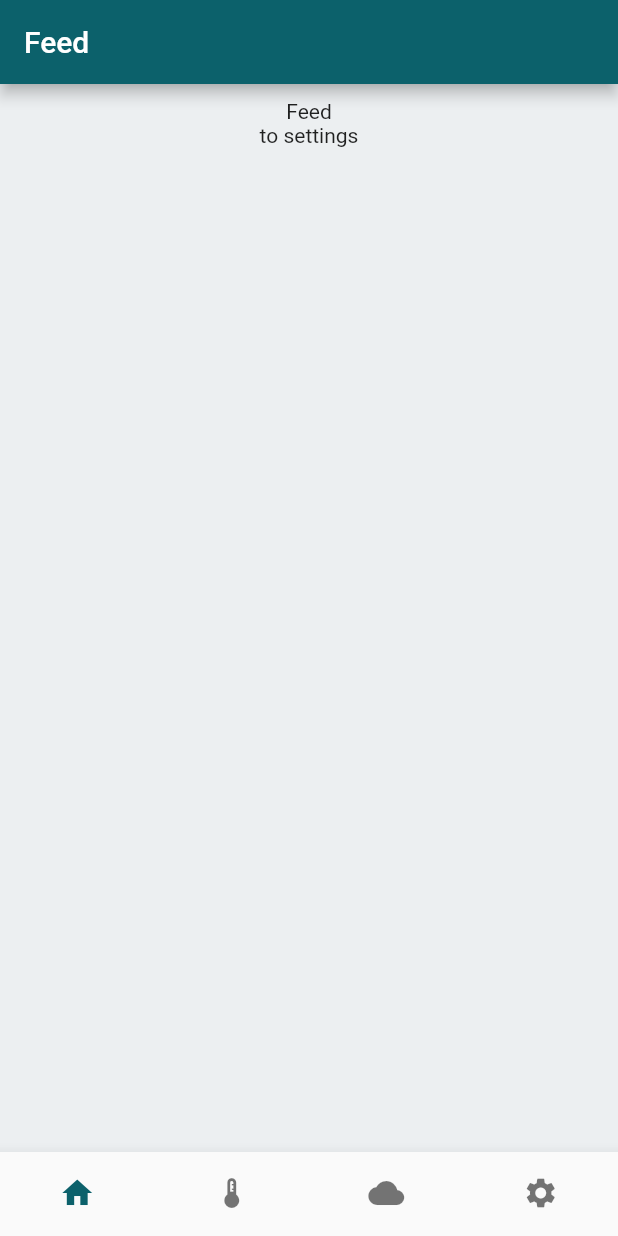
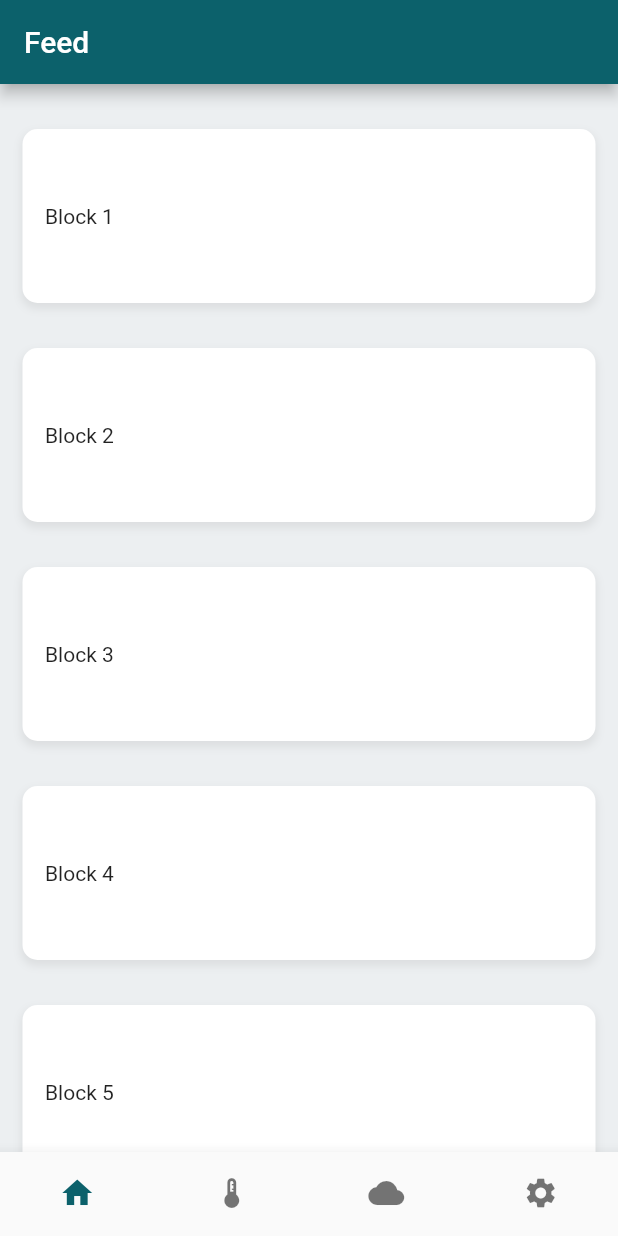
Before and after one commit to yodainferno/kilo_iot, a Flutter app: the screen it shows after launch, on a phone screen of 412 x 824 dp. Run offline on Flutter 3.47's test engine with Material 2 defaults, Android fonts, the phone set to English and light mode, and no system bars.

Commit message:
feat: scaffolds for feed, brokers

```diff
--- a/lib/presentation/pages/brokers/brokers_add_page.dart
+++ b/lib/presentation/pages/brokers/brokers_add_page.dart
@@ -34,7 +34,7 @@ class BrokersAddPageState extends State<BrokersAddPage> {
       appBar: AppBar(
         title: const Text('New Broker'),
       ),
-      body: Padding(
+      body: SingleChildScrollView(
         padding: const EdgeInsets.symmetric(vertical: 30.0, horizontal: 15.0),
         child: Column(
           children: [
--- a/lib/presentation/pages/feed/feed_page.dart
+++ b/lib/presentation/pages/feed/feed_page.dart
@@ -12,25 +12,31 @@ class FeedPage extends StatelessWidget {
   }
 
   Widget buildBody(BuildContext context) {
-    return Center(
-      child: Padding(
-        padding: const EdgeInsets.symmetric(horizontal: 10.0),
-        child: Column(children: <Widget>[
-          const SizedBox(height: 10),
-          const Text('Feed'),
-          GestureDetector(
-            child: const Text('to settings'),
-            onTap: () {
-              final navigationStore = Provider.of<NavigationStore>(context, listen: false);
-              navigationStore.page = 'settings';
-            },
-          ),
-          const SizedBox(height: 20),
-          Consumer<NavigationStore>(
-            builder: (context, navigationStore, _) =>Text(navigationStore.page)
-          )
-        ]),
-      ),
+    return SingleChildScrollView(
+        padding: const EdgeInsets.symmetric(vertical: 30.0, horizontal: 15.0),
+        child: Column(
+          children: List.generate(10, (index) {
+            return Container(
+              width: double.infinity,
+
+              decoration: BoxDecoration(
+                color: Colors.white,
+                borderRadius: BorderRadius.all(Radius.circular(10.0)),
+                boxShadow: [
+                  BoxShadow(
+                    color: Colors.grey.withOpacity(0.2),
+                    spreadRadius: 1,
+                    blurRadius: 4,
+                    offset: Offset(0, 3), // changes position of shadow
+                  )
+                ]
+              ),
+              margin: EdgeInsets.only(bottom: 30.0),
+              padding: EdgeInsets.symmetric(vertical: 50.0, horizontal: 15),
+              child: Text("Block ${index + 1}"),
+            );
+          })
+        )
     );
   }
 }
```
Also changed, not shown: lib/presentation/pages/brokers/brokers_page.dart (+26 -8 lines).
